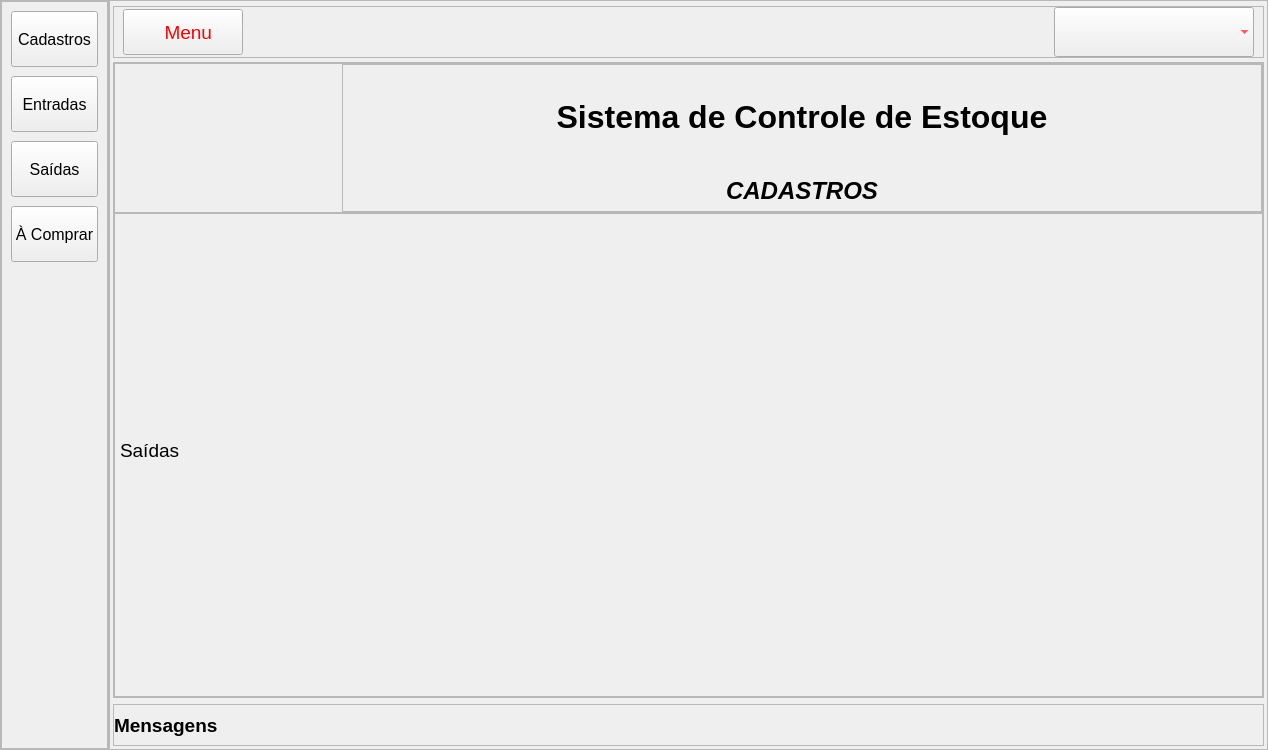
Facul-Ctba/Sistema_Controle_Estoque, file mainwindow.ui: the form before one commit.
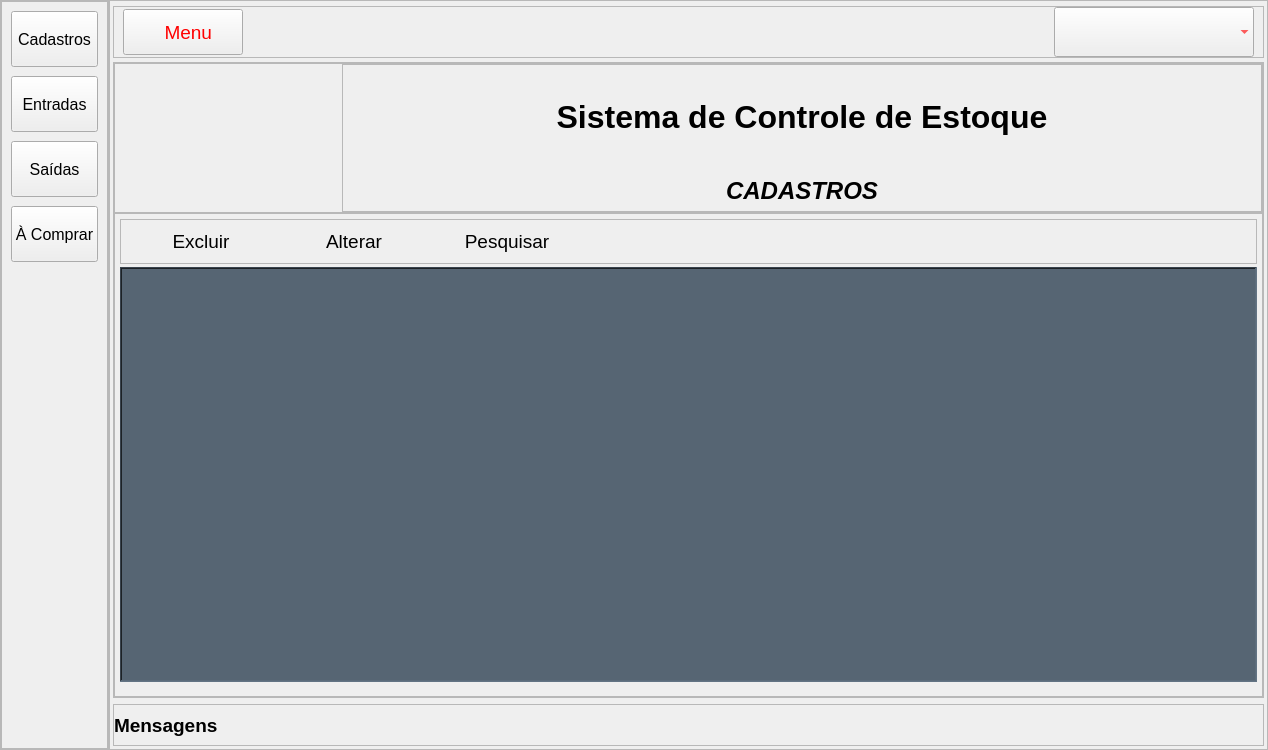
The form after the commit. The open tabs and pages were chosen to show the change. Icons and pictures are not drawn.

Diff of the .ui file:
```diff
--- a/mainwindow.ui
+++ b/mainwindow.ui
@@ -1405,10 +1405,182 @@
                <widget class="QWidget" name="Saidas">
                 <layout class="QVBoxLayout" name="verticalLayout_11">
                  <item>
-                  <widget class="QLabel" name="label_5">
-                   <property name="text">
-                    <string>Saídas</string>
+                  <widget class="QFrame" name="fr_saida_cabec">
+                   <property name="minimumSize">
+                    <size>
+                     <width>0</width>
+                     <height>45</height>
+                    </size>
                    </property>
+                   <property name="frameShape">
+                    <enum>QFrame::StyledPanel</enum>
+                   </property>
+                   <property name="frameShadow">
+                    <enum>QFrame::Raised</enum>
+                   </property>
+                   <layout class="QHBoxLayout" name="horizontalLayout_7">
+                    <item>
+                     <widget class="QPushButton" name="pb_entr_excl_2">
+                      <property name="minimumSize">
+                       <size>
+                        <width>150</width>
+                        <height>30</height>
+                       </size>
+                      </property>
+                      <property name="maximumSize">
+                       <size>
+                        <width>16777215</width>
+                        <height>30</height>
+                       </size>
+                      </property>
+                      <property name="font">
+                       <font>
+                        <family>Arial</family>
+                        <pointsize>14</pointsize>
+                       </font>
+                      </property>
+                      <property name="cursor">
+                       <cursorShape>PointingHandCursor</cursorShape>
+                      </property>
+                      <property name="styleSheet">
+                       <string notr="true">QPushButton:hover{
+	background-color: rgb(255, 0, 0);
+	color: rgb(255, 255, 255);
+	border-radius: 10px;
+}
+QPushButton{
+	border-radius: 10px;
+}</string>
+                      </property>
+                      <property name="text">
+                       <string>Excluir</string>
+                      </property>
+                     </widget>
+                    </item>
+                    <item>
+                     <widget class="QPushButton" name="pb_entr_alt_2">
+                      <property name="minimumSize">
+                       <size>
+                        <width>150</width>
+                        <height>30</height>
+                       </size>
+                      </property>
+                      <property name="maximumSize">
+                       <size>
+                        <width>16777215</width>
+                        <height>30</height>
+                       </size>
+                      </property>
+                      <property name="font">
+                       <font>
+                        <family>Arial</family>
+                        <pointsize>14</pointsize>
+                       </font>
+                      </property>
+                      <property name="cursor">
+                       <cursorShape>PointingHandCursor</cursorShape>
+                      </property>
+                      <property name="styleSheet">
+                       <string notr="true">QPushButton:hover{
+	background-color: rgb(255, 255, 0);
+	color: rgb(0, 0, 0);
+	border-radius: 10px;
+}
+QPushButton{
+	border-radius: 10px;
+}</string>
+                      </property>
+                      <property name="text">
+                       <string>Alterar</string>
+                      </property>
+                     </widget>
+                    </item>
+                    <item>
+                     <widget class="QPushButton" name="pb_entr_pesq_2">
+                      <property name="minimumSize">
+                       <size>
+                        <width>150</width>
+                        <height>30</height>
+                       </size>
+                      </property>
+                      <property name="maximumSize">
+                       <size>
+                        <width>16777215</width>
+                        <height>30</height>
+                       </size>
+                      </property>
+                      <property name="font">
+                       <font>
+                        <family>Arial</family>
+                        <pointsize>14</pointsize>
+                       </font>
+                      </property>
+                      <property name="cursor">
+                       <cursorShape>PointingHandCursor</cursorShape>
+                      </property>
+                      <property name="styleSheet">
+                       <string notr="true">QPushButton:hover{
+	background-color: rgb(0, 153, 255);
+	color: rgb(255, 255, 255);
+	border-radius: 10px;
+}
+QPushButton{
+	border-radius: 10px;
+}</string>
+                      </property>
+                      <property name="text">
+                       <string>Pesquisar</string>
+                      </property>
+                     </widget>
+                    </item>
+                    <item>
+                     <spacer name="horizontalSpacer_4">
+                      <property name="orientation">
+                       <enum>Qt::Horizontal</enum>
+                      </property>
+                      <property name="sizeHint" stdset="0">
+                       <size>
+                        <width>588</width>
+                        <height>20</height>
+                       </size>
+                      </property>
+                     </spacer>
+                    </item>
+                   </layout>
+                  </widget>
+                 </item>
+                 <item>
+                  <widget class="QTableView" name="tw_saidas">
+                   <property name="font">
+                    <font>
+                     <family>Arial</family>
+                     <pointsize>14</pointsize>
+                    </font>
+                   </property>
+                   <property name="cursor" stdset="0">
+                    <cursorShape>PointingHandCursor</cursorShape>
+                   </property>
+                   <property name="styleSheet">
+                    <string notr="true">background-color: rgb(86, 101, 115);</string>
+                   </property>
+                   <property name="frameShape">
+                    <enum>QFrame::WinPanel</enum>
+                   </property>
+                   <property name="lineWidth">
+                    <number>2</number>
+                   </property>
+                   <property name="alternatingRowColors">
+                    <bool>true</bool>
+                   </property>
+                   <property name="selectionMode">
+                    <enum>QAbstractItemView::SingleSelection</enum>
+                   </property>
+                   <property name="selectionBehavior">
+                    <enum>QAbstractItemView::SelectRows</enum>
+                   </property>
+                   <attribute name="horizontalHeaderStretchLastSection">
+                    <bool>true</bool>
+                   </attribute>
                   </widget>
                  </item>
                 </layout>
```
Left out of the diff: 44 changed lines with no effect on the pictures.
